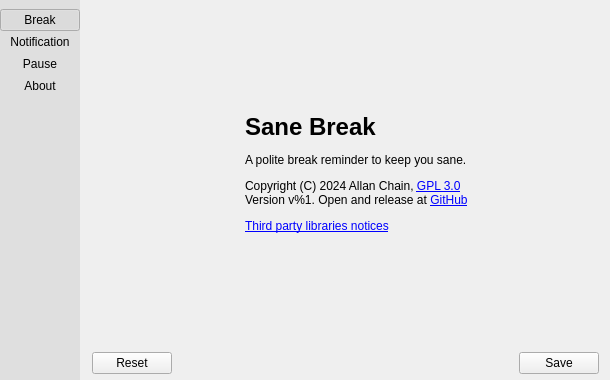
First picture: the form in src/pref-window.ui, repository AllanChain/sane-break, before the edit.
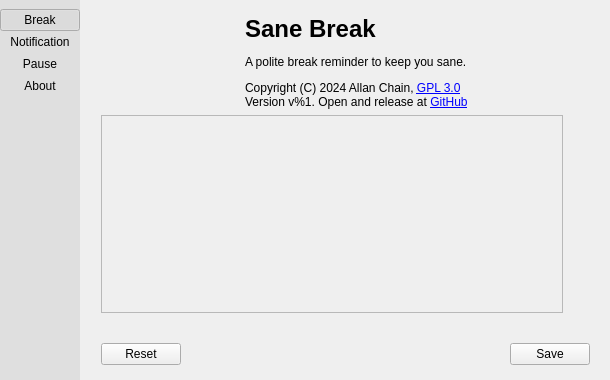
Second picture: the form after the edit. The open tabs and pages were chosen to show the change. Icons and pictures are not drawn. Custom widgets are drawn as their Qt base class.

Commit message: put third-party library notice in about tab

Diff of the .ui file:
```diff
--- a/src/pref-window.ui
+++ b/src/pref-window.ui
@@ -704,6 +704,8 @@
         </layout>
        </widget>
        <widget class="QWidget" name="aboutPage">
+        <layout class="QVBoxLayout" name="verticalLayout_6">
+         <item>
         <layout class="QHBoxLayout" name="horizontalLayout_2">
          <property name="spacing">
           <number>16</number>
@@ -734,15 +736,12 @@
           </widget>
          </item>
          <item>
-          <layout class="QVBoxLayout" name="verticalLayout_4">
-           <item>
             <widget class="QLabel" name="copyrightLabel">
              <property name="text">
               <string>&lt;h1&gt;Sane Break&lt;/h1&gt;
-               &lt;p&gt;A polite break reminder to keep you sane.&lt;/p&gt;
-               &lt;p&gt;Copyright (C) 2024 Allan Chain,  &lt;a href=https://www.gnu.org/licenses/gpl-3.0.en.html&gt;GPL 3.0&lt;/a&gt;
-               &lt;br&gt;Version v%1. Open and release at  &lt;a href=https://github.com/AllanChain/sane-break/releases&gt;GitHub&lt;/a&gt;&lt;/p&gt;
-               &lt;p&gt;&lt;a href=notice-window&gt;Third party libraries notices&lt;/a&gt;&lt;/p&gt;</string>
+ &lt;p&gt;A polite break reminder to keep you sane.&lt;/p&gt;
+ &lt;p&gt;Copyright (C) 2024 Allan Chain,  &lt;a href=https://www.gnu.org/licenses/gpl-3.0.en.html&gt;GPL 3.0&lt;/a&gt;
+ &lt;br&gt;Version v%1. Open and release at  &lt;a href=https://github.com/AllanChain/sane-break/releases&gt;GitHub&lt;/a&gt;&lt;/p&gt;</string>
              </property>
              <property name="textFormat">
               <enum>Qt::TextFormat::RichText</enum>
@@ -751,12 +750,72 @@
            </item>
           </layout>
          </item>
+         <item>
+          <widget class="QScrollArea" name="scrollArea">
+           <property name="sizePolicy">
+            <sizepolicy hsizetype="Preferred" vsizetype="Expanding">
+             <horstretch>0</horstretch>
+             <verstretch>0</verstretch>
+            </sizepolicy>
+           </property>
+           <property name="maximumSize">
+            <size>
+             <width>462</width>
+             <height>200</height>
+            </size>
+           </property>
+           <property name="horizontalScrollBarPolicy">
+            <enum>Qt::ScrollBarPolicy::ScrollBarAlwaysOff</enum>
+           </property>
+           <property name="widgetResizable">
+            <bool>true</bool>
+           </property>
+           <widget class="QLabel" name="noticeLabel">
+            <property name="geometry">
+             <rect>
+              <x>0</x>
+              <y>0</y>
+              <width>456</width>
+              <height>154</height>
+             </rect>
+            </property>
+            <property name="sizePolicy">
+             <sizepolicy hsizetype="Fixed" vsizetype="Preferred">
+              <horstretch>0</horstretch>
+              <verstretch>0</verstretch>
+             </sizepolicy>
+            </property>
+            <property name="maximumSize">
+             <size>
+              <width>456</width>
+              <height>16777215</height>
+             </size>
+            </property>
+            <property name="text">
+             <string/>
+            </property>
+            <property name="textFormat">
+             <enum>Qt::TextFormat::MarkdownText</enum>
+            </property>
+            <property name="wordWrap">
+             <bool>true</bool>
+            </property>
+            <property name="margin">
+             <number>10</number>
+            </property>
+            <property name="openExternalLinks">
+             <bool>true</bool>
+            </property>
+           </widget>
+          </widget>
+         </item>
         </layout>
        </widget>
       </widget>
      </item>
      <item>
-      <layout class="QHBoxLayout" name="horizontalLayout_4">
+      <widget class="QWidget" name="controlBar" native="true">
+       <layout class="QHBoxLayout" name="horizontalLayout_1">
        <item>
         <widget class="QPushButton" name="resetButton">
          <property name="text">
@@ -785,6 +844,7 @@
         </widget>
        </item>
       </layout>
+      </widget>
      </item>
     </layout>
    </item>
```
Left out of the diff: 3 changed lines with no effect on the pictures. Lines whose indentation alone changed are shown as unchanged. The commit also changes 3 other files.
